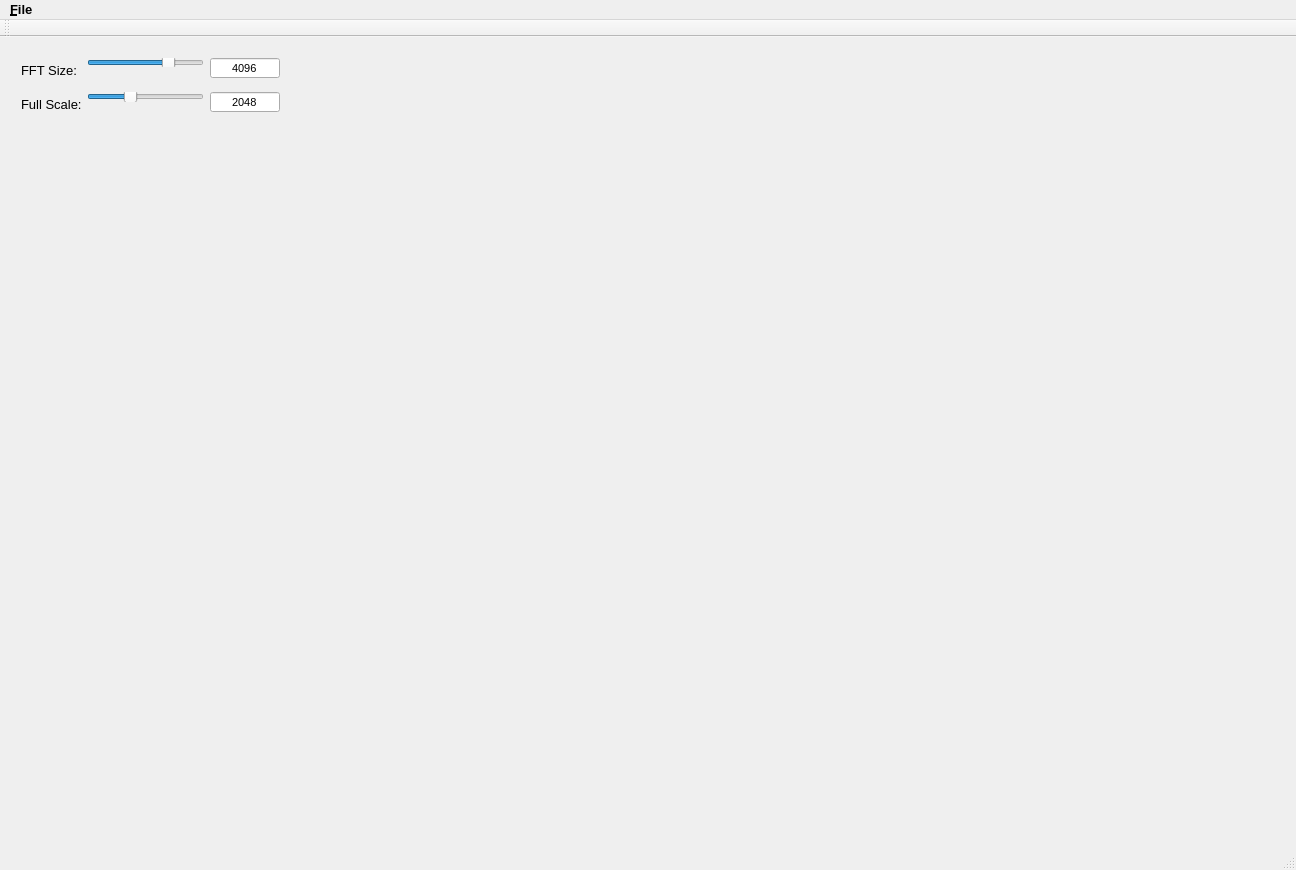
First picture: the form in forms/spectrum_viewer.ui, repository davemers0160/spectrum_viewer, before the edit.
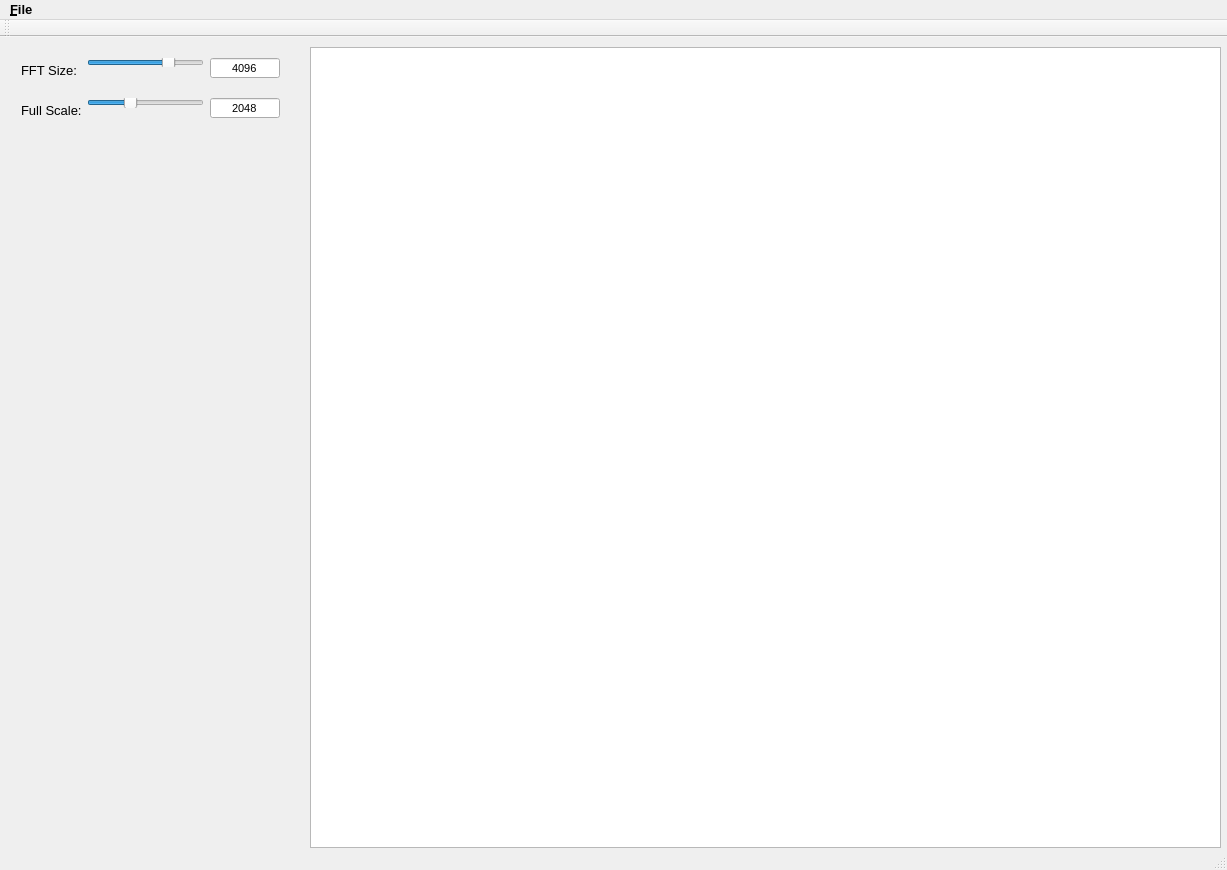
Second picture: the form after the edit.

Diff of the .ui file:
```diff
--- a/forms/spectrum_viewer.ui
+++ b/forms/spectrum_viewer.ui
@@ -9,7 +9,7 @@
    <rect>
     <x>0</x>
     <y>0</y>
-    <width>1296</width>
+    <width>1227</width>
     <height>870</height>
    </rect>
   </property>
@@ -21,13 +21,13 @@
   </property>
   <property name="minimumSize">
    <size>
-    <width>270</width>
-    <height>525</height>
+    <width>640</width>
+    <height>800</height>
    </size>
   </property>
   <property name="maximumSize">
    <size>
-    <width>10000</width>
+    <width>100000</width>
     <height>10000</height>
    </size>
   </property>
@@ -140,7 +140,7 @@
     <property name="geometry">
      <rect>
       <x>10</x>
-      <y>44</y>
+      <y>50</y>
       <width>281</width>
       <height>32</height>
      </rect>
@@ -227,13 +227,23 @@
      </item>
     </layout>
    </widget>
+   <widget class="QGraphicsView" name="spectrum_view">
+    <property name="geometry">
+     <rect>
+      <x>310</x>
+      <y>10</y>
+      <width>911</width>
+      <height>801</height>
+     </rect>
+    </property>
+   </widget>
   </widget>
   <widget class="QMenuBar" name="menuBar">
    <property name="geometry">
     <rect>
      <x>0</x>
      <y>0</y>
-     <width>1296</width>
+     <width>1227</width>
      <height>23</height>
     </rect>
    </property>
```
